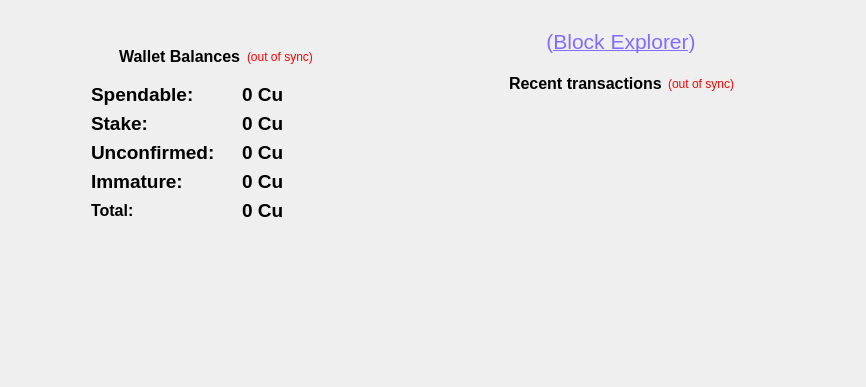
nerdlabs001-dev/coppercoin2020, file src/qt/forms/overviewpage.ui: the form before one commit.
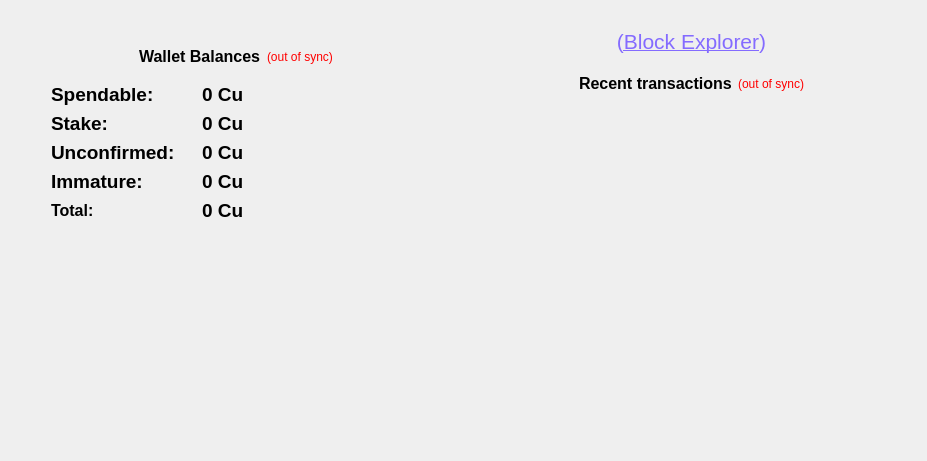
The form after the commit. Icons and pictures are not drawn.

Diff of the .ui file:
```diff
--- a/src/qt/forms/overviewpage.ui
+++ b/src/qt/forms/overviewpage.ui
@@ -2,6 +2,14 @@
 <ui version="4.0">
  <class>OverviewPage</class>
  <widget class="QWidget" name="OverviewPage">
+  <property name="geometry">
+   <rect>
+    <x>0</x>
+    <y>0</y>
+    <width>927</width>
+    <height>461</height>
+   </rect>
+  </property>
   <property name="windowTitle">
    <string>Form</string>
   </property>
@@ -51,19 +59,6 @@
          <number>0</number>
         </property>
         <layout class="QGridLayout" name="gridLayout_2">
-         <item row="0" column="2">
-          <spacer name="horizontalSpacer_3">
-           <property name="orientation">
-            <enum>Qt::Horizontal</enum>
-           </property>
-           <property name="sizeHint" stdset="0">
-            <size>
-             <width>0</width>
-             <height>0</height>
-            </size>
-           </property>
-          </spacer>
-         </item>
          <item row="0" column="0" colspan="2">
           <widget class="QFrame" name="frame_6">
            <property name="minimumSize">
@@ -79,7 +74,7 @@
             <enum>QFrame::Raised</enum>
            </property>
            <layout class="QGridLayout" name="gridLayout_5">
-            <item row="4" column="1">
+            <item row="4" column="0">
              <spacer name="verticalSpacer">
               <property name="orientation">
                <enum>Qt::Vertical</enum>
@@ -92,7 +87,7 @@
               </property>
              </spacer>
             </item>
-            <item row="2" column="1">
+            <item row="2" column="0">
              <spacer name="verticalSpacer_2">
               <property name="orientation">
                <enum>Qt::Vertical</enum>
@@ -105,7 +100,7 @@
               </property>
              </spacer>
             </item>
-            <item row="1" column="1">
+            <item row="1" column="0">
              <widget class="QFrame" name="frame">
               <property name="styleSheet">
                <string notr="true"> background: transparent; </string>
@@ -1146,7 +1141,7 @@
               </layout>
              </widget>
             </item>
-            <item row="3" column="1">
+            <item row="3" column="0">
              <widget class="QFrame" name="frame_3">
               <property name="frameShape">
                <enum>QFrame::StyledPanel</enum>
@@ -1155,7 +1150,7 @@
                <enum>QFrame::Raised</enum>
               </property>
               <layout class="QGridLayout" name="gridLayout">
-               <item row="0" column="1">
+               <item row="0" column="0">
                 <widget class="QLabel" name="label_7">
                  <property name="maximumSize">
                   <size>
@@ -1177,61 +1172,9 @@
                  </property>
                 </widget>
                </item>
-               <item row="0" column="0">
-                <spacer name="horizontalSpacer_8">
-                 <property name="orientation">
-                  <enum>Qt::Horizontal</enum>
-                 </property>
-                 <property name="sizeHint" stdset="0">
-                  <size>
-                   <width>40</width>
-                   <height>20</height>
-                  </size>
-                 </property>
-                </spacer>
-               </item>
-               <item row="0" column="2">
-                <spacer name="horizontalSpacer_9">
-                 <property name="orientation">
-                  <enum>Qt::Horizontal</enum>
-                 </property>
-                 <property name="sizeHint" stdset="0">
-                  <size>
-                   <width>40</width>
-                   <height>20</height>
-                  </size>
-                 </property>
-                </spacer>
-               </item>
               </layout>
              </widget>
             </item>
-            <item row="1" column="0">
-             <spacer name="horizontalSpacer_4">
-              <property name="orientation">
-               <enum>Qt::Horizontal</enum>
-              </property>
-              <property name="sizeHint" stdset="0">
-               <size>
-                <width>40</width>
-                <height>20</height>
-               </size>
-              </property>
-             </spacer>
-            </item>
-            <item row="2" column="2">
-             <spacer name="horizontalSpacer_10">
-              <property name="orientation">
-               <enum>Qt::Horizontal</enum>
-              </property>
-              <property name="sizeHint" stdset="0">
-               <size>
-                <width>40</width>
-                <height>20</height>
-               </size>
-              </property>
-             </spacer>
-            </item>
            </layout>
            <zorder>frame</zorder>
            <zorder>frame_3</zorder>
@@ -1415,19 +1358,6 @@
            </layout>
           </widget>
          </item>
-         <item row="2" column="2">
-          <spacer name="horizontalSpacer_5">
-           <property name="orientation">
-            <enum>Qt::Horizontal</enum>
-           </property>
-           <property name="sizeHint" stdset="0">
-            <size>
-             <width>40</width>
-             <height>20</height>
-            </size>
-           </property>
-          </spacer>
-         </item>
         </layout>
        </widget>
       </item>
```
Left out of the diff: 7 changed lines with no effect on the pictures.
